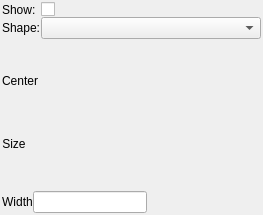
This is src/firefly/area_detector_overlay.ui in spc-group/haven as Qt 5 draws it before an edit. The edited form follows.
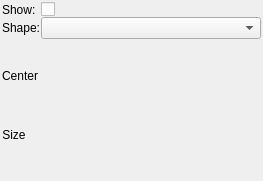
This is the edited form. Custom widgets are drawn as their Qt base class.

The edit to the form file:
```diff
--- a/src/firefly/area_detector_overlay.ui
+++ b/src/firefly/area_detector_overlay.ui
@@ -7,7 +7,7 @@
     <x>0</x>
     <y>0</y>
     <width>263</width>
-    <height>215</height>
+    <height>181</height>
    </rect>
   </property>
   <property name="windowTitle">
@@ -113,10 +113,7 @@
         </widget>
        </item>
        <item>
-        <widget class="PyDMSlider" name="PyDMSlider_2">
-         <property name="enabled">
-          <bool>false</bool>
-         </property>
+        <widget class="PyDMSlider" name="PyDMSlider_4">
          <property name="toolTip">
           <string/>
          </property>
@@ -217,45 +214,7 @@
      <item>
       <spacer name="horizontalSpacer_5">
        <property name="orientation">
-        <enum>Qt::Orientation::Horizontal</enum>
-       </property>
-       <property name="sizeHint" stdset="0">
-        <size>
-         <width>40</width>
-         <height>20</height>
-        </size>
-       </property>
-      </spacer>
-     </item>
-    </layout>
-   </item>
-   <item>
-    <layout class="QHBoxLayout" name="horizontalLayout_11">
-     <item>
-      <layout class="QVBoxLayout" name="verticalLayout_8">
-       <item>
-        <widget class="QLabel" name="label_9">
-         <property name="text">
-          <string>Width</string>
-         </property>
-         <property name="alignment">
-          <set>Qt::AlignmentFlag::AlignCenter</set>
-         </property>
-        </widget>
-       </item>
-      </layout>
-     </item>
-     <item>
-      <widget class="QLineEdit" name="lineEdit">
-       <property name="channel" stdset="0">
-        <string>haven://${AD}.overlays.overlay_${OV}.widthX</string>
-       </property>
-      </widget>
-     </item>
-     <item>
-      <spacer name="horizontalSpacer_8">
-       <property name="orientation">
-        <enum>Qt::Orientation::Horizontal</enum>
+        <enum>Qt::Horizontal</enum>
        </property>
        <property name="sizeHint" stdset="0">
         <size>
@@ -270,12 +229,6 @@
   </layout>
  </widget>
  <customwidgets>
-  <customwidget>
-   <class>PyDMSlider</class>
-   <extends>QFrame</extends>
-   <header>pydm.widgets.slider</header>
-   <container>1</container>
-  </customwidget>
   <customwidget>
    <class>PyDMCheckbox</class>
    <extends>QCheckBox</extends>
@@ -286,6 +239,11 @@
    <extends>QComboBox</extends>
    <header>pydm.widgets.enum_combo_box</header>
   </customwidget>
+  <customwidget>
+   <class>PyDMSlider</class>
+   <extends>QFrame</extends>
+   <header>pydm.widgets.slider</header>
+  </customwidget>
  </customwidgets>
  <resources/>
  <connections/>
```
Left out of the diff: 62 changed lines with no effect on the pictures.
